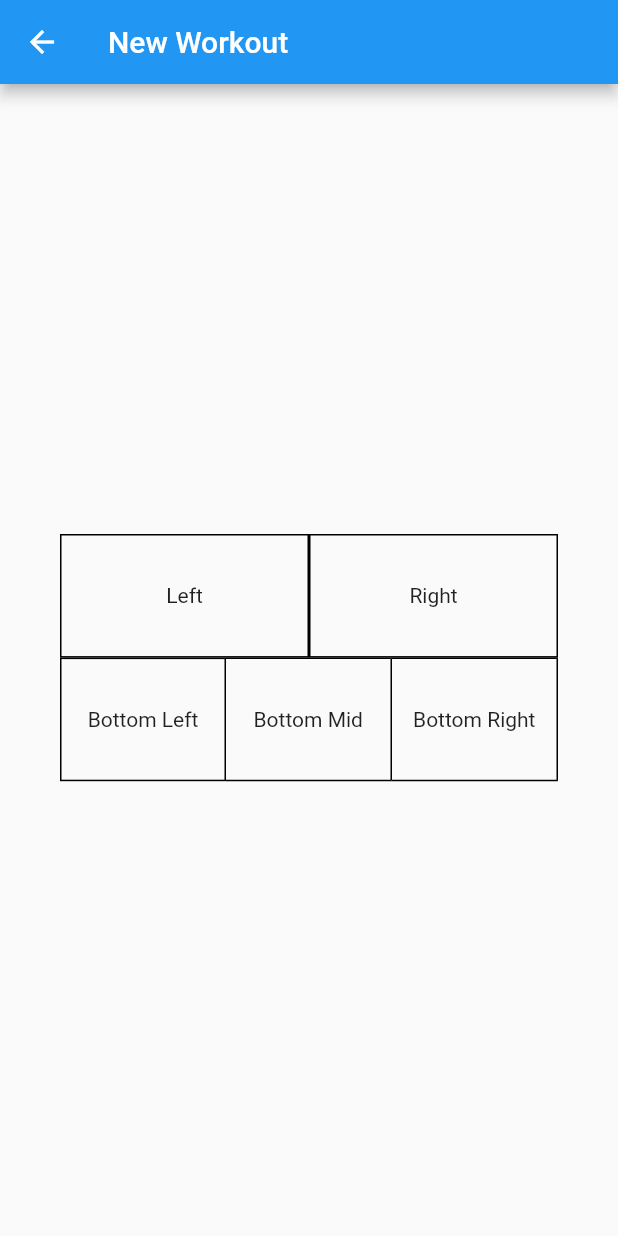
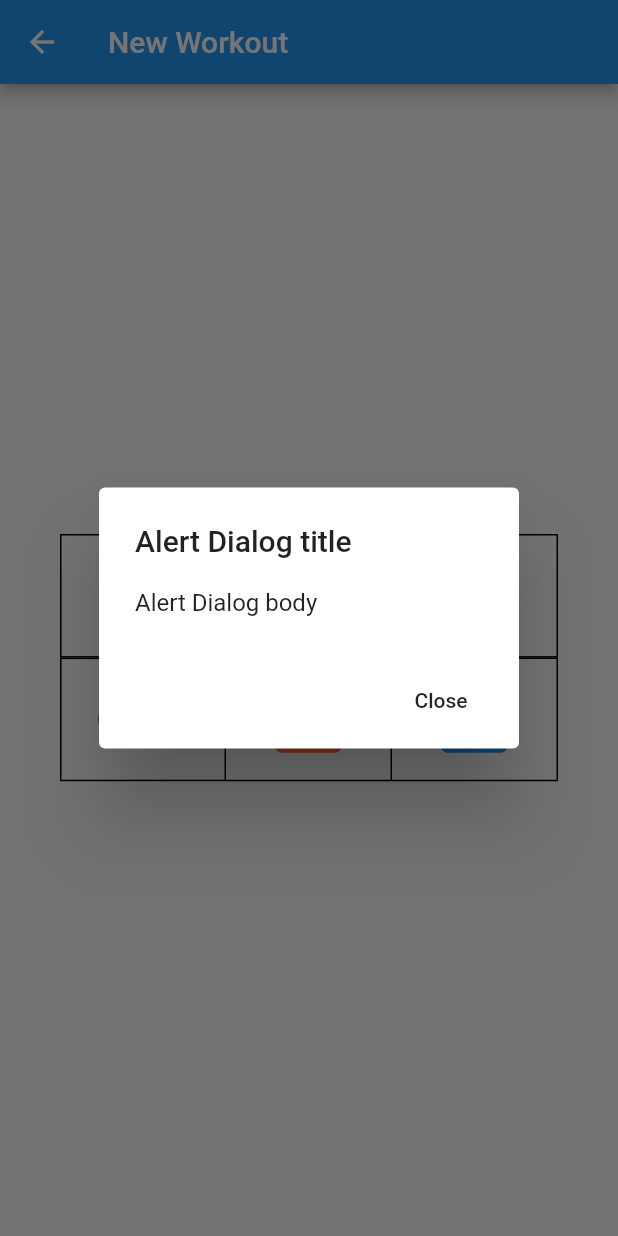
Before and after one commit to soup501/WeightliftingApp, a Flutter app: the WorkoutView screen opened directly, after a tap on "Left", on a phone screen of 412 x 824 dp. Run offline on Flutter 3.47's test engine with Material 2 defaults, Android fonts, the phone set to English and light mode, and no system bars.

Commit message:
adding some different views

```diff
--- a/lib/showDialog.dart
+++ b/lib/showDialog.dart
@@ -1,6 +1,6 @@
 import 'package:flutter/material.dart';
 
-void _showDialog(BuildContext context) {
+void showAlert(BuildContext context) {
   // flutter defined function
   showDialog(
     context: context,
--- a/lib/views/WorkoutView.dart
+++ b/lib/views/workout/WorkoutView.dart
@@ -22,8 +22,6 @@ class WorkoutView extends StatelessWidget {
     return BoxDecoration(border: border);
   }
 
-  void clickEvent() {}
-
   @override
   Widget build(BuildContext context) {
     return Scaffold(
@@ -43,14 +41,14 @@ class WorkoutView extends StatelessWidget {
                               decoration: myBoxDecoration('start'),
                               child: new GestureDetector(
                                 onTap: () {
-                                  showDialog(context: context);
+                                  showAlert(context);
                                 },
                                 child: Center(
                                     child: Text('Left',
                                         textAlign: TextAlign.center)),
                               ),
                               height: MediaQuery.of(context).size.height * 0.1),
-                          flex: 1),
+                          flex: 6),
                       Expanded(
                           child: Container(
                               decoration: myBoxDecoration('start'),
@@ -58,32 +56,43 @@ class WorkoutView extends StatelessWidget {
                                   child: Text('Right',
                                       textAlign: TextAlign.center)),
                               height: MediaQuery.of(context).size.height * 0.1),
-                          flex: 1)
+                          flex: 4)
                     ]),
                     Row(mainAxisAlignment: MainAxisAlignment.center, children: <
                         Widget>[
                       Expanded(
                           child: Container(
                               decoration: myBoxDecoration('start'),
-                              child: Center(
-                                  child: Text('Bottom Left',
-                                      textAlign: TextAlign.center)),
+                              child: Icon(
+                                Icons.all_inclusive,
+                                color: Colors.indigo,
+                                size: 60.0,
+                                semanticLabel:
+                                    'Text to announce in accessibility modes',
+                              ),
                               height: MediaQuery.of(context).size.height * 0.1),
                           flex: 1),
                       Expanded(
                           child: Container(
                               decoration: myBoxDecoration('middle'),
-                              child: Center(
-                                  child: Text('Bottom Mid',
-                                      textAlign: TextAlign.center)),
+                              child: Icon(
+                                Icons.assessment,
+                                color: Colors.deepOrangeAccent,
+                                size: 60.0,
+                                semanticLabel: 'Text to announce in accessibility modes',
+                              ),
                               height: MediaQuery.of(context).size.height * 0.1),
                           flex: 1),
                       Expanded(
                           child: Container(
                               decoration: myBoxDecoration('end'),
-                              child: Center(
-                                  child: Text('Bottom Right',
-                                      textAlign: TextAlign.center)),
+                              child: Icon(
+                                Icons.add_box,
+                                color: Colors.blue,
+                                size: 60.0,
+                                semanticLabel:
+                                    'Text to announce in accessibility modes',
+                              ),
                               height: MediaQuery.of(context).size.height * 0.1),
                           flex: 1)
                     ]),
--- a/lib/workout.dart
+++ b/lib/workout.dart
@@ -1,5 +1,5 @@
 import 'package:flutter/material.dart';
-import 'package:workout_tracker/views/WorkoutView.dart';
+import 'package:workout_tracker/views/workout/WorkoutView.dart';
 
 class Workout extends StatelessWidget {
   @override
```
Also changed, not shown: lib/views/MetricsView.dart (added), lib/views/workout/AddRepView.dart (added), lib/views/workout/ExerciseView.dart (added), lib/views/workout/ShowWorkoutView.dart (added).
